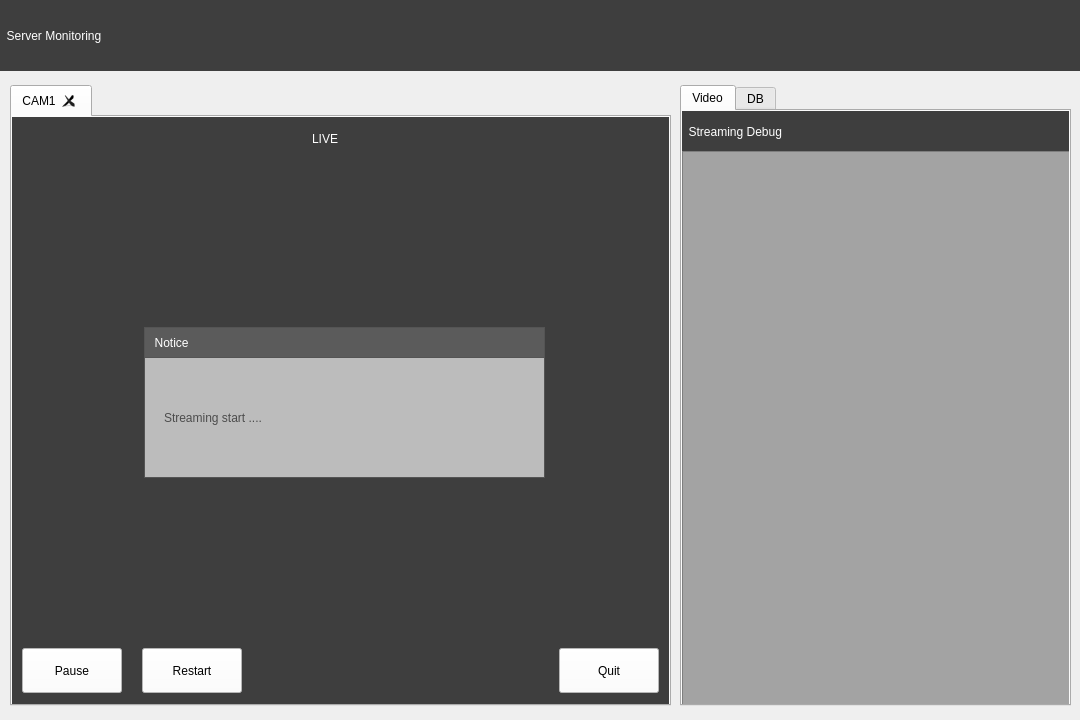
This is highpassQ/videostream.ui in VedaHighPass/veda-qt-highpass-server as Qt 5 draws it before an edit. The edited form follows.
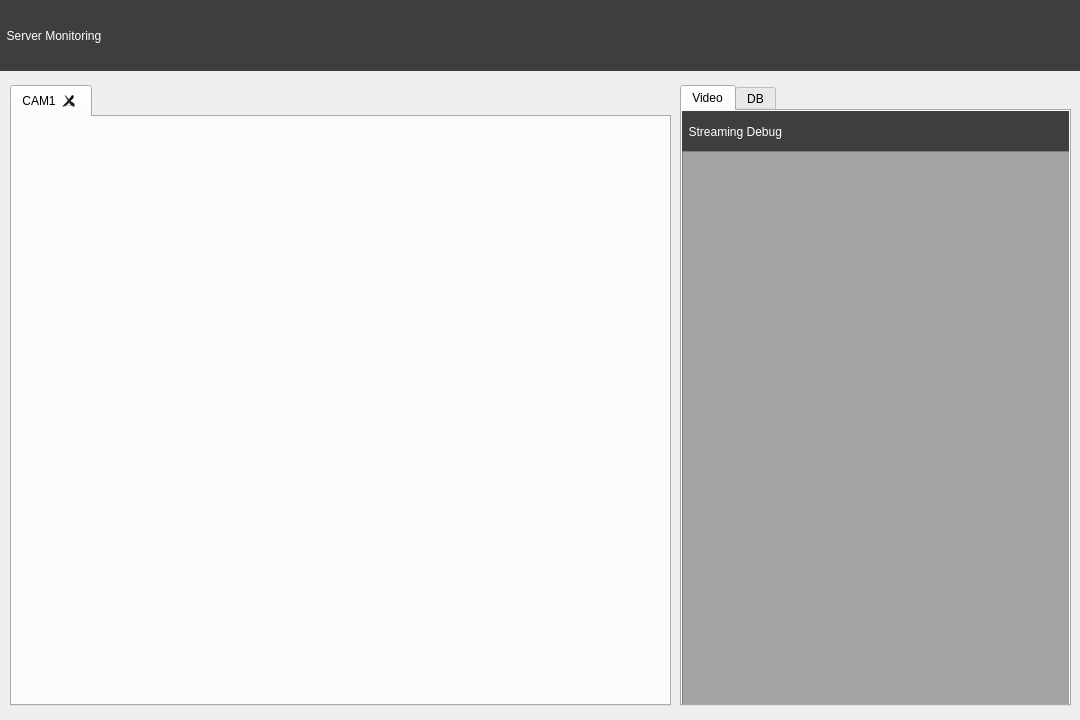
This is the edited form. Icons and pictures are not drawn.

```diff
--- a/highpassQ/videostream.ui
+++ b/highpassQ/videostream.ui
@@ -254,310 +254,6 @@
     <attribute name="title">
      <string>CAM1</string>
     </attribute>
-    <widget class="QPushButton" name="pauseBtn">
-     <property name="geometry">
-      <rect>
-       <x>10</x>
-       <y>531</y>
-       <width>100</width>
-       <height>45</height>
-      </rect>
-     </property>
-     <property name="minimumSize">
-      <size>
-       <width>100</width>
-       <height>45</height>
-      </size>
-     </property>
-     <property name="maximumSize">
-      <size>
-       <width>100</width>
-       <height>45</height>
-      </size>
-     </property>
-     <property name="styleSheet">
-      <string notr="true">font: bold 9pt &quot;Sans Serif&quot;;
-background-color: rgb(255, 255, 255);</string>
-     </property>
-     <property name="text">
-      <string>Pause</string>
-     </property>
-     <property name="checkable">
-      <bool>false</bool>
-     </property>
-     <property name="checked">
-      <bool>false</bool>
-     </property>
-    </widget>
-    <widget class="QLabel" name="label_4">
-     <property name="geometry">
-      <rect>
-       <x>0</x>
-       <y>0</y>
-       <width>657</width>
-       <height>591</height>
-      </rect>
-     </property>
-     <property name="styleSheet">
-      <string notr="true">background-color: rgb(62, 62, 62);</string>
-     </property>
-     <property name="text">
-      <string/>
-     </property>
-    </widget>
-    <widget class="QPushButton" name="quitBtn">
-     <property name="geometry">
-      <rect>
-       <x>547</x>
-       <y>531</y>
-       <width>100</width>
-       <height>45</height>
-      </rect>
-     </property>
-     <property name="minimumSize">
-      <size>
-       <width>100</width>
-       <height>45</height>
-      </size>
-     </property>
-     <property name="maximumSize">
-      <size>
-       <width>100</width>
-       <height>45</height>
-      </size>
-     </property>
-     <property name="styleSheet">
-      <string notr="true">font: bold 9pt &quot;Sans Serif&quot;;
-background-color: rgb(255, 255, 255);</string>
-     </property>
-     <property name="text">
-      <string>Quit</string>
-     </property>
-    </widget>
-    <widget class="QLabel" name="video_label">
-     <property name="geometry">
-      <rect>
-       <x>8</x>
-       <y>41</y>
-       <width>640</width>
-       <height>480</height>
-      </rect>
-     </property>
-     <property name="minimumSize">
-      <size>
-       <width>640</width>
-       <height>480</height>
-      </size>
-     </property>
-     <property name="maximumSize">
-      <size>
-       <width>640</width>
-       <height>480</height>
-      </size>
-     </property>
-     <property name="sizeIncrement">
-      <size>
-       <width>640</width>
-       <height>480</height>
-      </size>
-     </property>
-     <property name="baseSize">
-      <size>
-       <width>640</width>
-       <height>480</height>
-      </size>
-     </property>
-     <property name="styleSheet">
-      <string notr="true">background-image:url(:/images/videostreamback.png)</string>
-     </property>
-     <property name="text">
-      <string/>
-     </property>
-    </widget>
-    <widget class="QLabel" name="label_5">
-     <property name="geometry">
-      <rect>
-       <x>300</x>
-       <y>6</y>
-       <width>81</width>
-       <height>31</height>
-      </rect>
-     </property>
-     <property name="styleSheet">
-      <string notr="true">color:rgb(255, 255, 255);
-background-color:transparent;
-font: bold 20pt &quot;Sans Serif&quot;;</string>
-     </property>
-     <property name="text">
-      <string>LIVE</string>
-     </property>
-    </widget>
-    <widget class="QPushButton" name="restartBtn">
-     <property name="geometry">
-      <rect>
-       <x>130</x>
-       <y>531</y>
-       <width>100</width>
-       <height>45</height>
-      </rect>
-     </property>
-     <property name="minimumSize">
-      <size>
-       <width>100</width>
-       <height>45</height>
-      </size>
-     </property>
-     <property name="maximumSize">
-      <size>
-       <width>100</width>
-       <height>45</height>
-      </size>
-     </property>
-     <property name="styleSheet">
-      <string notr="true">font: bold 9pt &quot;Sans Serif&quot;;
-background-color: rgb(255, 255, 255);</string>
-     </property>
-     <property name="text">
-      <string>Restart</string>
-     </property>
-    </widget>
-    <widget class="QWidget" name="widget" native="true">
-     <property name="geometry">
-      <rect>
-       <x>132</x>
-       <y>210</y>
-       <width>401</width>
-       <height>151</height>
-      </rect>
-     </property>
-     <property name="styleSheet">
-      <string notr="true">background-color: rgb(188, 188, 188);
-border: 1px solid rgb(84, 84, 84);
-</string>
-     </property>
-     <widget class="QLineEdit" name="lineEdit">
-      <property name="geometry">
-       <rect>
-        <x>10</x>
-        <y>90</y>
-        <width>261</width>
-        <height>31</height>
-       </rect>
-      </property>
-      <property name="styleSheet">
-       <string notr="true">background-color: rgb(255, 255, 255);
-border: 1px solid rgb(84, 84, 84);
-</string>
-      </property>
-     </widget>
-     <widget class="QPushButton" name="startBtn">
-      <property name="geometry">
-       <rect>
-        <x>290</x>
-        <y>90</y>
-        <width>100</width>
-        <height>30</height>
-       </rect>
-      </property>
-      <property name="minimumSize">
-       <size>
-        <width>100</width>
-        <height>30</height>
-       </size>
-      </property>
-      <property name="maximumSize">
-       <size>
-        <width>100</width>
-        <height>45</height>
-       </size>
-      </property>
-      <property name="styleSheet">
-       <string notr="true">font: bold 9pt &quot;Sans Serif&quot;;
-background-color: rgb(255, 255, 255);
-border: 1px solid rgb(84, 84, 84);
-</string>
-      </property>
-      <property name="text">
-       <string>Start</string>
-      </property>
-     </widget>
-     <widget class="QLabel" name="label_7">
-      <property name="geometry">
-       <rect>
-        <x>10</x>
-        <y>50</y>
-        <width>381</width>
-        <height>31</height>
-       </rect>
-      </property>
-      <property name="styleSheet">
-       <string notr="true">font: bold 13pt &quot;Sans Serif&quot;;
-color:rgb(59, 59, 59);
-border: 0px solid rgb(84, 84, 84);
-</string>
-      </property>
-      <property name="text">
-       <string>Please enter a networ URL : </string>
-      </property>
-     </widget>
-     <widget class="QLabel" name="label_8">
-      <property name="geometry">
-       <rect>
-        <x>0</x>
-        <y>0</y>
-        <width>401</width>
-        <height>31</height>
-       </rect>
-      </property>
-      <property name="styleSheet">
-       <string notr="true">color:rgb(255, 255, 255);
-font: bold 9pt &quot;Sans Serif&quot;;
-background-color: rgb(91, 91, 91);</string>
-      </property>
-      <property name="text">
-       <string>  Notice</string>
-      </property>
-     </widget>
-     <widget class="QWidget" name="widget_3" native="true">
-      <property name="enabled">
-       <bool>false</bool>
-      </property>
-      <property name="geometry">
-       <rect>
-        <x>0</x>
-        <y>30</y>
-        <width>401</width>
-        <height>121</height>
-       </rect>
-      </property>
-      <widget class="QLabel" name="label_13">
-       <property name="geometry">
-        <rect>
-         <x>20</x>
-         <y>40</y>
-         <width>201</width>
-         <height>41</height>
-        </rect>
-       </property>
-       <property name="styleSheet">
-        <string notr="true">font: bold 11pt &quot;Sans Serif&quot;;
-color:rgb(76, 76, 76);
-border: 0px solid rgb(84, 84, 84);
-</string>
-       </property>
-       <property name="text">
-        <string>Streaming start ....</string>
-       </property>
-      </widget>
-     </widget>
-    </widget>
-    <zorder>label_4</zorder>
-    <zorder>pauseBtn</zorder>
-    <zorder>quitBtn</zorder>
-    <zorder>video_label</zorder>
-    <zorder>label_5</zorder>
-    <zorder>restartBtn</zorder>
-    <zorder>widget</zorder>
    </widget>
   </widget>
   <zorder>tabWidget_2</zorder>
```
